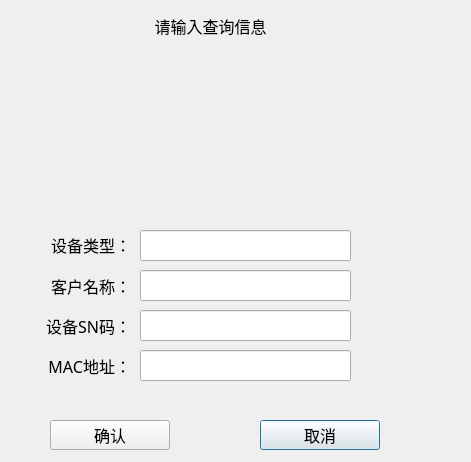
Old version of the form Node-Fvt/Node-Fvt/logs/logquerydlg/log_macquerydlg.ui in the repository ChinaClever/ScalePoint.
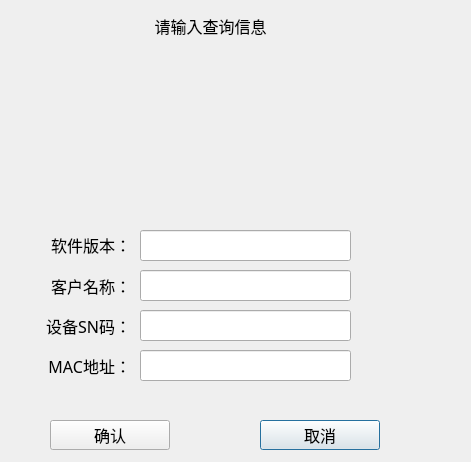
New version of the form.

Patch:
```diff
--- a/Node-Fvt/Node-Fvt/logs/logquerydlg/log_macquerydlg.ui
+++ b/Node-Fvt/Node-Fvt/logs/logquerydlg/log_macquerydlg.ui
@@ -211,7 +211,7 @@
     <string notr="true"/>
    </property>
    <property name="text">
-    <string>设备类型：</string>
+    <string>软件版本：</string>
    </property>
    <property name="alignment">
     <set>Qt::AlignRight|Qt::AlignTrailing|Qt::AlignVCenter</set>
```
